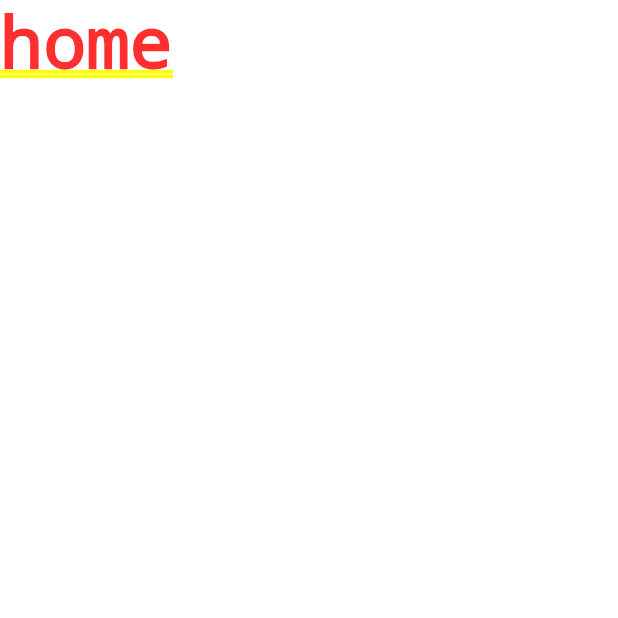
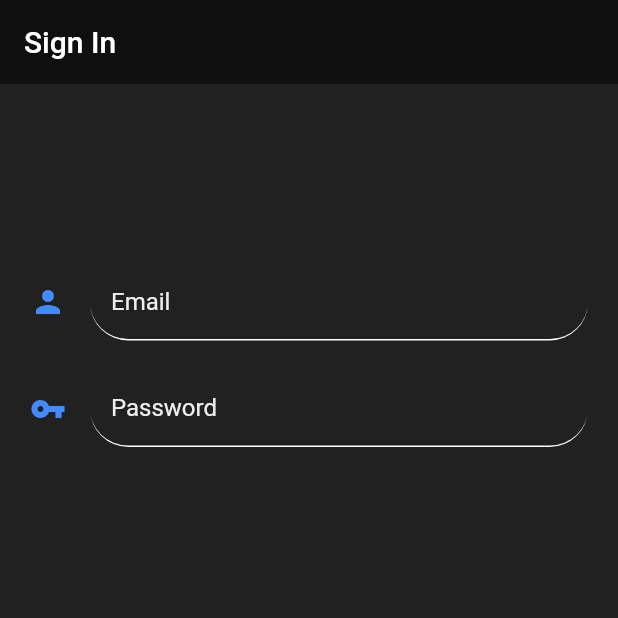
Before and after one commit to benivan/Firebase-Auth-With-Flutter, a Flutter app: the screen it shows after launch, on a phone screen of 412 x 824 dp, the top half of it. Run offline on Flutter 3.47's test engine with Material 2 defaults, Android fonts, the phone set to English and light mode, and no system bars; our stand-ins replace firebase_auth; accounts and stored records are empty.

Commit message:
Sign In Page created

```diff
--- a/lib/main.dart
+++ b/lib/main.dart
@@ -1,5 +1,8 @@
 import 'package:flutter/material.dart';
+import 'package:flutter_firebase/model/user.dart';
 import 'package:flutter_firebase/screen/wrapper.dart';
+import 'package:flutter_firebase/service/authservice.dart';
+import 'package:provider/provider.dart';
 
 void main() {
   runApp(MyApp());
@@ -8,9 +11,14 @@ void main() {
 class MyApp extends StatelessWidget {
   // This widget is the root of your application.
   @override
-  Widget build(BuildContext context) {
-    return MaterialApp(
-     home: Wrapper(),
+  Widget build(BuildContext context) {                                              // Here Stream Listening for User Is Sign In or Out If Signed In then Get User value and else get null
+    return StreamProvider<User>.value(                                              // value methos what stream and what data we are actually accept get back
+      value: AutService().user,
+      child: MaterialApp(
+        debugShowCheckedModeBanner: false,
+       home: Wrapper(),
+                                                                  //When Change Occur we  can listen inside the  wrapper
+      ),
     );
   }
 }
--- /dev/null
+++ b/lib/model/user.dart
@@ -0,0 +1,8 @@
+class User{
+  final String uid;
+
+  //Constructor
+  User({this.uid});
+
+
+}
--- a/lib/screen/authenticate/authenticate.dart
+++ b/lib/screen/authenticate/authenticate.dart
@@ -1,4 +1,5 @@
 import 'package:flutter/material.dart';
+import 'package:flutter_firebase/screen/authenticate/sign_in.dart';
 
 class Authenticate extends StatefulWidget {
   @override
@@ -9,7 +10,7 @@ class _AuthenticateState extends State<Authenticate> {
   @override
   Widget build(BuildContext context) {
     return Container(
-      child: Text('Authenticate'),
+      child: SignIn(),
     );
   }
 }
--- /dev/null
+++ b/lib/screen/authenticate/sign_in.dart
@@ -0,0 +1,112 @@
+import 'package:flutter/cupertino.dart';
+import 'package:flutter/material.dart';
+import 'package:flutter_firebase/service/authservice.dart';
+
+class SignIn extends StatefulWidget {
+  @override
+  _SignInState createState() => _SignInState();
+}
+
+class _SignInState extends State<SignIn> {
+  final AutService _auth = AutService();
+
+  @override
+  Widget build(BuildContext context) {
+    return Scaffold(
+      backgroundColor: Colors.grey[900],
+      appBar: AppBar(
+        backgroundColor: Colors.black54,
+        elevation: 0.0,
+        title: Text('Sign In'),
+      ),
+      body: Container(
+          padding: EdgeInsets.symmetric(horizontal: 20.0, vertical: 50.0),
+          child: Form(
+            child: Column(
+              children: <Widget>[
+                SizedBox(
+                  height: 70.0,
+                ),
+                TextFormField(
+                  decoration: InputDecoration(
+                    contentPadding: const EdgeInsets.only(
+                        left: 14.0, bottom: 8.0, top: 8.0),
+                    focusedBorder: OutlineInputBorder(
+                      borderSide: BorderSide(color: Colors.grey),
+                      borderRadius: BorderRadius.circular(25.7),
+                    ),
+                    enabledBorder: UnderlineInputBorder(
+                      borderSide: BorderSide(color: Colors.white),
+                      borderRadius: BorderRadius.circular(25.7),
+                    ),
+                    icon: Icon(
+                      Icons.person,
+                      color: Colors.blueAccent,
+                    ),
+                    hintText: 'Enter Your Email',
+                    hintStyle: TextStyle(color: Colors.grey),
+                    labelText: 'Email',
+                    labelStyle: TextStyle(
+                      color: Colors.grey[200],
+                    ),
+                    fillColor: Colors.white,
+                    focusColor: Colors.white,
+                  ),
+                  // Input Text Color
+                  style: TextStyle(color: Colors.white),
+
+                  validator: (value) {
+                    if (value.isEmpty) {
+                      // ignore: missing_return
+                      return 'Email';
+                    }
+                    return null;
+                  },
+                  //This Function gives us the current value what user is typed.(deleting updating While typing )
+                  onChanged: (val) {},
+                ),
+                SizedBox(
+                  height: 20.0,
+                ),
+                TextFormField(
+                  decoration: InputDecoration(
+                      contentPadding: const EdgeInsets.only(
+                          left: 14.0, bottom: 8.0, top: 8.0),
+                      focusedBorder: OutlineInputBorder(
+                        borderSide: BorderSide(color: Colors.grey),
+                        borderRadius: BorderRadius.circular(25.7),
+                      ),
+                      enabledBorder: UnderlineInputBorder(
+                        borderSide: BorderSide(color: Colors.white),
+                        borderRadius: BorderRadius.circular(25.7),
+                      ),
+                      icon: Icon(
+                        Icons.vpn_key_sharp,
+                        color: Colors.blueAccent,
+                      ),
+                      hintText: 'Enter Password',
+                      labelText: 'Password',
+                      hintStyle: TextStyle(color: Colors.grey),
+                      labelStyle: TextStyle(
+                        color: Colors.grey[200],
+                      ),
+                      fillColor: Colors.grey,
+                      focusColor: Colors.grey),
+                  style: TextStyle(color: Colors.white),
+                  validator: (value) {
+                    if (value.isEmpty) {
+                      return 'Password';
+                    }
+                    return null;
+                  },
+                  // ObscureText hide the inputs as ******* Like password
+                  obscureText: true,
+                  // Same as Upper Functionh,
+                  onChanged: (val) {},
+                )
+              ],
+            ),
+          )),
+    );
+  }
+}
--- a/lib/screen/wrapper.dart
+++ b/lib/screen/wrapper.dart
@@ -1,11 +1,19 @@
 import 'package:flutter/material.dart';
+import 'package:flutter_firebase/model/user.dart';
 import 'package:flutter_firebase/screen/authenticate/authenticate.dart';
 import 'package:flutter_firebase/screen/home/home.dart';
+import 'package:provider/provider.dart';
 
 
 class Wrapper extends StatelessWidget {
   @override
   Widget build(BuildContext context) {
-    return Home();
+
+    final user = Provider.of<User>(context); // here we accessing user data from provider stream (what we done in Main.dart) , its knows what kind of data need based of that access the Stream
+     if(user == null){
+       return Authenticate();
+    }else{
+       return Home();
+     }
   }
 }
--- a/lib/service/auth.dart
+++ /dev/null
@@ -1,5 +0,0 @@
-import 'package:firebase_auth/firebase_auth.dart';
-
-class AutService{
-  final FirebaseAuth _auth = FirebaseAuth.instance;
-}
--- a/pubspec.yaml
+++ b/pubspec.yaml
@@ -30,6 +30,7 @@ dependencies:
   cupertino_icons: ^0.1.3
   firebase_auth: ^0.14.0+5
   cloud_firestore: ^0.12.9+4
+  provider: ^3.1.0
 
 dev_dependencies:
   flutter_test:
```
Also changed, not shown: lib/screen/home/home.dart (+19 -2 lines), lib/service/authservice.dart (added, +49 -0 lines), pubspec.lock, 1 other file.
